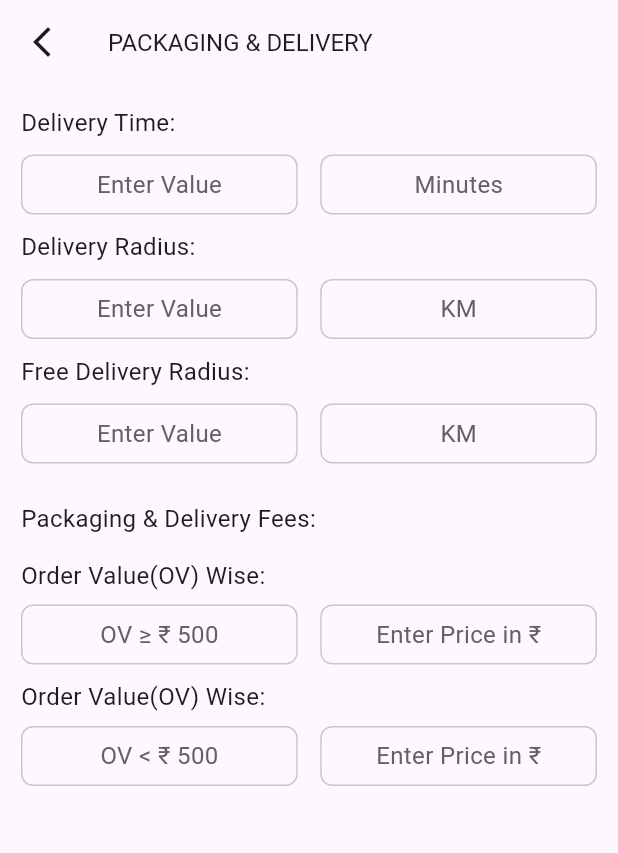
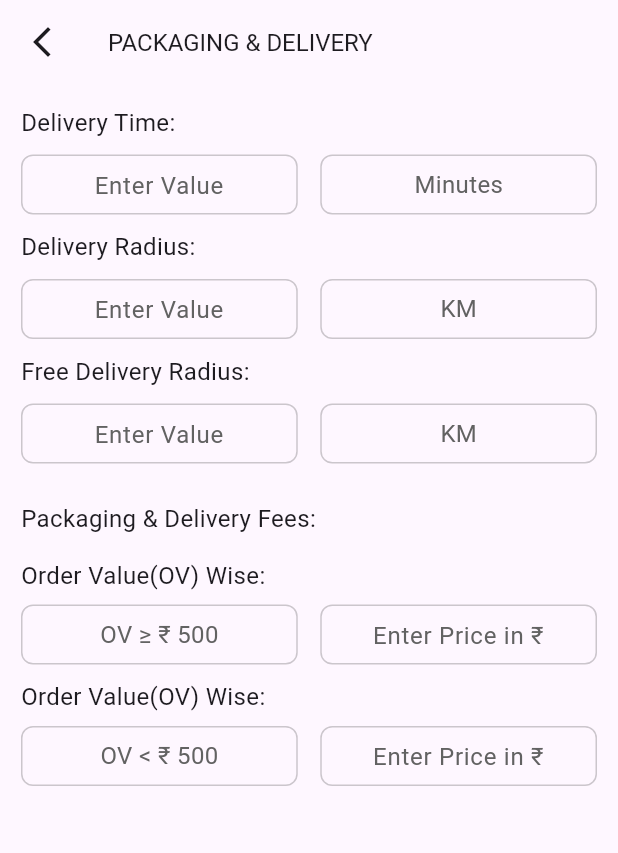
Before and after one commit to harsshhan/Yumfac-Intern-Task, a Flutter app: the screen it shows after launch, on a phone screen of 412 x 824 dp. Shown: the top 853 px of the screen. Run offline on Flutter 3.47's test engine with Material 3 defaults, Android fonts, the light colour scheme and no system bars; our stand-ins replace flutter_dotenv.

Commit message:
chore: integrated api in delivery detail page

```diff
--- a/lib/screens/deliveryDetailsPage.dart
+++ b/lib/screens/deliveryDetailsPage.dart
@@ -1,4 +1,5 @@
 import 'package:flutter/material.dart';
+import 'package:yumfac_task/services/delivery_service.dart';
 
 class Deliverydetailspage extends StatefulWidget {
   const Deliverydetailspage({super.key});
@@ -8,6 +9,90 @@ class Deliverydetailspage extends StatefulWidget {
 }
 
 class _DeliverydetailspageState extends State<Deliverydetailspage> {
+
+  final TextEditingController _deliveryTimeController = TextEditingController();
+  final TextEditingController _deliveryRadiusController = TextEditingController();
+  final TextEditingController _freeDeliveryRadiusController = TextEditingController();
+  final TextEditingController _orderValueGreater500Controller = TextEditingController();
+  final TextEditingController _orderValueLess500Controller = TextEditingController();
+
+  bool _isLoading = false;
+  final String licenseNo ='12345678901234';
+
+  @override
+  void dispose() {
+    _deliveryTimeController.dispose();
+    _deliveryRadiusController.dispose();
+    _freeDeliveryRadiusController.dispose();
+    _orderValueGreater500Controller.dispose();
+    _orderValueLess500Controller.dispose();
+    super.dispose();
+  }
+
+
+Future<void> _saveDeliveryDetails() async {
+    setState(() {
+      _isLoading = true;
+    });
+
+    try {
+      final deliveryService = DeliveryService();
+      await deliveryService.addDeliveryData(
+        licenseNo,
+        int.parse(_deliveryTimeController.text),
+        double.parse(_deliveryRadiusController.text),
+        double.parse(_freeDeliveryRadiusController.text),
+        double.parse(_orderValueGreater500Controller.text),
+        double.parse(_orderValueLess500Controller.text),
+      );
+
+      ScaffoldMessenger.of(context).showSnackBar(
+        const SnackBar(content: Text('Delivery details saved successfully')),
+      );
+
+      _deliveryRadiusController.clear();
+      _deliveryTimeController.clear();
+      _freeDeliveryRadiusController.clear();
+      _orderValueGreater500Controller.clear();
+      _orderValueGreater500Controller.clear();
+    } catch (e) {
+      ScaffoldMessenger.of(context).showSnackBar(
+        SnackBar(content: Text('Error: ${e.toString()}')),
+      );
+    } finally {
+      setState(() {
+        _isLoading = false;
+      });
+    }
+  }
+
+  Widget _buildInputField(TextEditingController controller, String hint) {
+    return Container(
+      height: 40,
+      decoration: BoxDecoration(
+        borderRadius: BorderRadius.circular(8),
+        border: Border.all(width: 1, color: const Color.fromRGBO(0, 0, 0, 0.2)),
+      ),
+      child: Padding(
+        padding: EdgeInsets.only(bottom: 2),
+        child: TextField(
+          controller: controller,
+          textAlign: TextAlign.center,
+          keyboardType: TextInputType.number,
+          decoration: InputDecoration(
+            border: InputBorder.none,
+            hintText: hint,
+            hintStyle: const TextStyle(
+              fontSize: 16,
+              color: Color.fromRGBO(98, 98, 98, 1),
+            ),
+          ),
+        ),
+      ),
+    );
+  }
+
+
   @override
   Widget build(BuildContext context) {
     return Scaffold(
@@ -31,6 +116,7 @@ class _DeliverydetailspageState extends State<Deliverydetailspage> {
               children: [
                 Text(
               "Delivery Time: ",
+
               style: TextStyle(fontSize: 16, fontWeight: FontWeight.w400),
             ),
             SizedBox(
@@ -40,20 +126,7 @@ class _DeliverydetailspageState extends State<Deliverydetailspage> {
               mainAxisAlignment: MainAxisAlignment.spaceBetween,
               children: [
                 Expanded(
-                  child: Container(
-                    height: 40,
-                    decoration: BoxDecoration(
-                        borderRadius: BorderRadius.circular(8),
-                        border: Border.all(
-                            width: 1, color: Color.fromRGBO(0, 0, 0, 0.2))),
-                    child: Center(
-                      child: Text(
-                        "Enter Value",
-                        style: TextStyle(
-                            fontSize: 16, color: Color.fromRGBO(98, 98, 98, 1)),
-                      ),
-                    ),
-                  ),
+                  child: _buildInputField(_deliveryTimeController, "Enter Value"),
                 ),
                 SizedBox(
                   width: 15,
@@ -89,19 +162,7 @@ class _DeliverydetailspageState extends State<Deliverydetailspage> {
               mainAxisAlignment: MainAxisAlignment.spaceBetween,
               children: [
                 Expanded(
-                  child: Container(
-                    height: 40,
-                    decoration: BoxDecoration(
-                        borderRadius: BorderRadius.circular(8),
-                        border: Border.all(
-                            width: 1, color: Color.fromRGBO(0, 0, 0, 0.2))),
-                    child: Center(
-                      child: Text("Enter Value",
-                          style: TextStyle(
-                              fontSize: 16,
-                              color: Color.fromRGBO(98, 98, 98, 1))),
-                    ),
-                  ),
+                  child: _buildInputField(_deliveryRadiusController, "Enter Value"),
                 ),
                 SizedBox(
                   width: 15,
@@ -137,19 +198,7 @@ class _DeliverydetailspageState extends State<Deliverydetailspage> {
               mainAxisAlignment: MainAxisAlignment.spaceBetween,
               children: [
                 Expanded(
-                  child: Container(
-                    height: 40,
-                    decoration: BoxDecoration(
-                        borderRadius: BorderRadius.circular(8),
-                        border: Border.all(
-                            width: 1, color: Color.fromRGBO(0, 0, 0, 0.2))),
-                    child: Center(
-                      child: Text("Enter Value",
-                          style: TextStyle(
-                              fontSize: 16,
-                              color: Color.fromRGBO(98, 98, 98, 1))),
-                    ),
-                  ),
+                  child: _buildInputField(_freeDeliveryRadiusController, "Enter Value"),
                 ),
                 SizedBox(
                   width: 15,
@@ -210,19 +259,7 @@ class _DeliverydetailspageState extends State<Deliverydetailspage> {
                   width: 15,
                 ),
                 Expanded(
-                  child: Container(
-                    height: 40,
-                    decoration: BoxDecoration(
-                        borderRadius: BorderRadius.circular(8),
-                        border: Border.all(
-                            width: 1, color: Color.fromRGBO(0, 0, 0, 0.2))),
-                    child: Center(
-                      child: Text("Enter Price in ₹",
-                          style: TextStyle(
-                              fontSize: 16,
-                              color: Color.fromRGBO(98, 98, 98, 1))),
-                    ),
-                  ),
+                  child: _buildInputField(_orderValueGreater500Controller, "Enter Price in ₹"),
                 )
               ],
             ),
@@ -258,19 +295,7 @@ class _DeliverydetailspageState extends State<Deliverydetailspage> {
                   width: 15,
                 ),
                 Expanded(
-                  child: Container(
-                    height: 40,
-                    decoration: BoxDecoration(
-                        borderRadius: BorderRadius.circular(8),
-                        border: Border.all(
-                            width: 1, color: Color.fromRGBO(0, 0, 0, 0.2))),
-                    child: Center(
-                      child: Text("Enter Price in ₹",
-                          style: TextStyle(
-                              fontSize: 16,
-                              color: Color.fromRGBO(98, 98, 98, 1))),
-                    ),
-                  ),
+                  child: _buildInputField(_orderValueLess500Controller, "Enter Price in ₹"),
                 )
               ],
             ),
@@ -304,9 +329,7 @@ class _DeliverydetailspageState extends State<Deliverydetailspage> {
             Padding(
               padding: const EdgeInsets.only(bottom: 20),
               child: InkWell(
-                onTap: () {
-                  print("Save");
-                },
+                onTap: _isLoading ? null : _saveDeliveryDetails,
                 customBorder: RoundedRectangleBorder(
                   borderRadius:
                       BorderRadius.circular(20),
@@ -321,13 +344,16 @@ class _DeliverydetailspageState extends State<Deliverydetailspage> {
                     width: double.infinity,
 
                     child: Center(
-                      child: Text(
-                        "Save",
-                        style: TextStyle(
-                            color: Colors.white,
-                            fontSize: 16,
-                            fontWeight: FontWeight.w400),
-                      ),
+                      child: _isLoading
+                        ? const CircularProgressIndicator(color: Colors.white)
+                        : const Text(
+                            "Save",
+                            style: TextStyle(
+                              color: Colors.white,
+                              fontSize: 16,
+                              fontWeight: FontWeight.w400,
+                            ),
+                          ),
                     )),
               ),
             ),
```
Also changed, not shown: lib/services/delivery_service.dart (added, +40 -0 lines).
